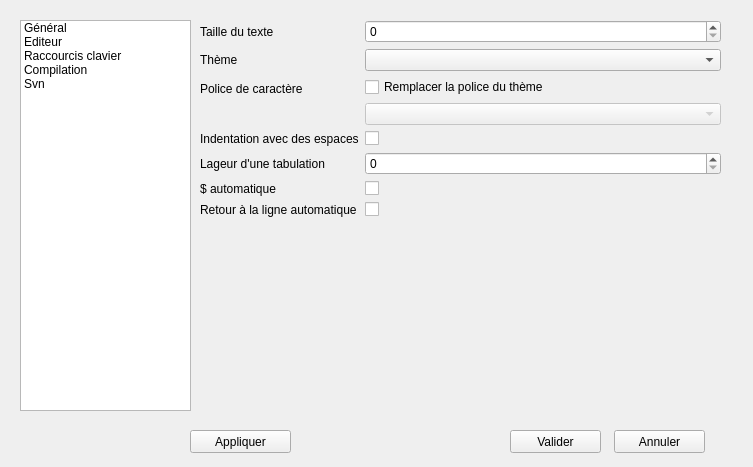
Above: source/dialogconfig.ui from Bramas/texiteasy before the change. Below: the same form after it.
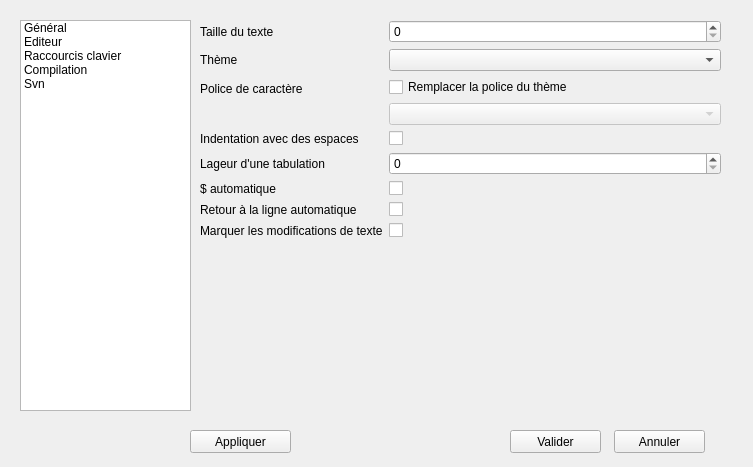
That is the form after the change. The open tabs and pages were chosen to show the change.

Commit message: add the option to display a marker on modified blocks

Patch:
```diff
--- a/source/dialogconfig.ui
+++ b/source/dialogconfig.ui
@@ -238,6 +238,20 @@
           </property>
          </widget>
         </item>
+        <item row="8" column="0">
+         <widget class="QLabel" name="label_17">
+          <property name="text">
+           <string>Marquer les modifications de texte</string>
+          </property>
+         </widget>
+        </item>
+        <item row="8" column="1">
+         <widget class="QCheckBox" name="checkBoxBlockChangeMarker">
+          <property name="text">
+           <string/>
+          </property>
+         </widget>
+        </item>
        </layout>
       </item>
      </layout>
```
Left out of the diff: 2 changed lines with no effect on the pictures. The commit also changes 3 other files.
